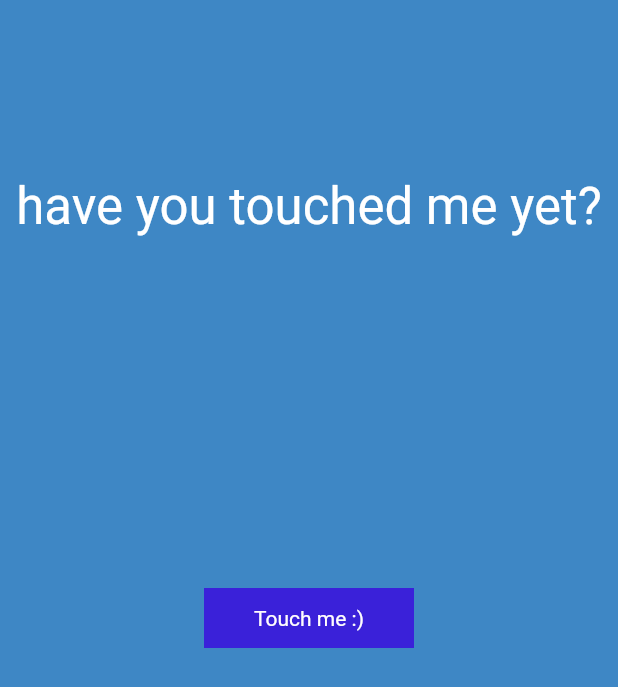
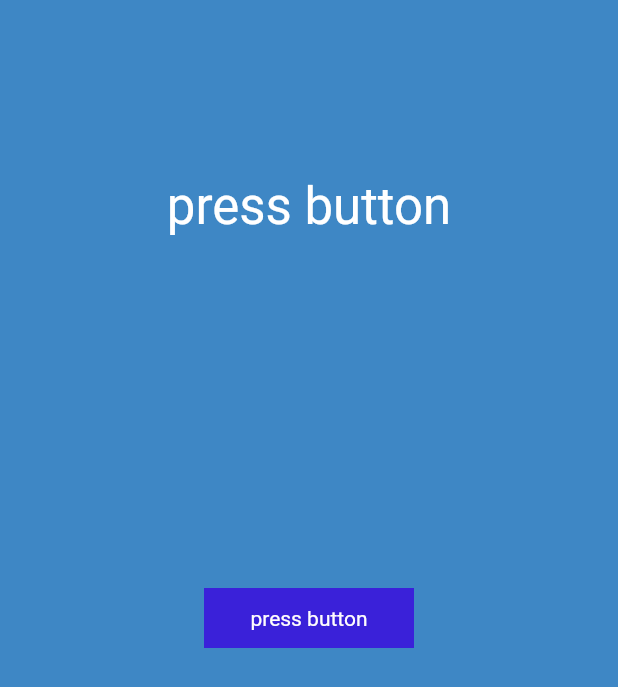
Before and after one commit to ItzRitz404/practice, a Flutter app: the screen it shows after launch, on a phone screen of 412 x 824 dp. Shown: the top 687 px of the screen. Run offline on Flutter 3.47's test engine with Material 2 defaults, Android fonts, the phone set to English and light mode, and no system bars.

Commit message:
chnaged wording of button

```diff
--- a/lib/main.dart
+++ b/lib/main.dart
@@ -31,7 +31,7 @@ class MyFlutterState extends State<MyFlutterApp>{
      //THE UI IS BUILT
 
      setState(() {
-       dynamic_text = "have you touched me yet?";
+       dynamic_text = "press button";
      });
 
    });
@@ -39,7 +39,7 @@ class MyFlutterState extends State<MyFlutterApp>{
 
   void buttonHandler () {
     setState(() {
-      dynamic_text = "You have touched me :)";
+      dynamic_text = "button presses";
     });
   }
 
@@ -70,7 +70,7 @@ class MyFlutterState extends State<MyFlutterApp>{
                   minWidth: 140,
                   padding: const EdgeInsets.symmetric(horizontal: 16, vertical: 8),
                   child: const Text(
-                    "Touch me :)",
+                    "press button",
                     style: TextStyle(
                     fontSize: 14,
                     fontWeight: FontWeight.w400,
```
